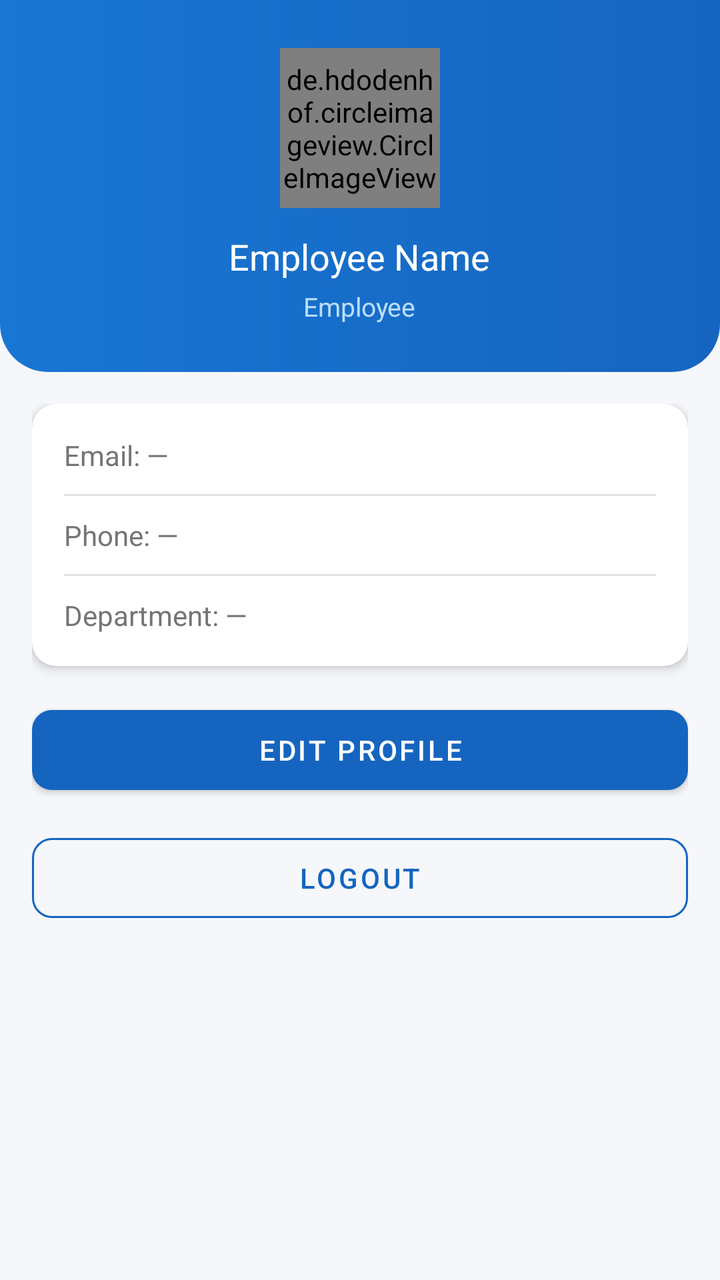
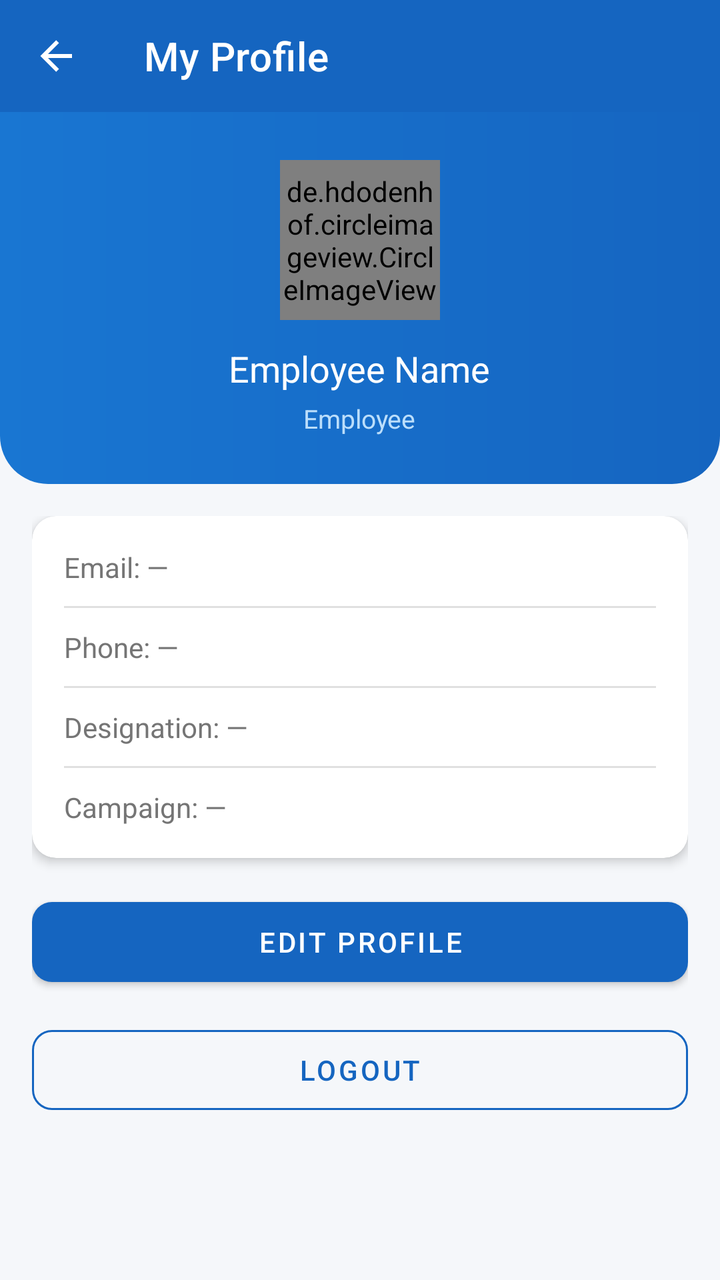

The first picture is an Android layout as it rendered before a commit; the second is the same layout after the commit. The layout source and the unified diff follow.
<!-- AndroidManifest.xml: application theme Theme.WorkVerse -->
<!-- res/layout/activity_employee_profile.xml -->
<?xml version="1.0" encoding="utf-8"?>
<LinearLayout xmlns:android="http://schemas.android.com/apk/res/android"
    xmlns:app="http://schemas.android.com/apk/res-auto"
    android:layout_width="match_parent" android:layout_height="match_parent"
    android:orientation="vertical" android:background="@color/background">
    <LinearLayout android:layout_width="match_parent" android:layout_height="wrap_content"
        android:background="@drawable/gradient_header" android:orientation="vertical"
        android:padding="24dp" android:gravity="center">
        <de.hdodenhof.circleimageview.CircleImageView android:id="@+id/ivProfile"
            android:layout_width="80dp" android:layout_height="80dp"
            android:src="@drawable/ic_person" app:civ_border_color="#FFFFFF"
            app:civ_border_width="3dp" android:layout_marginBottom="12dp"/>
        <TextView android:id="@+id/tvName" android:layout_width="wrap_content"
            android:layout_height="wrap_content" android:text="Employee Name"
            android:textColor="#FFFFFF" android:textSize="18sp" android:fontFamily="sans-serif-bold"/>
        <TextView android:id="@+id/tvRole" android:layout_width="wrap_content"
            android:layout_height="wrap_content" android:text="Employee"
            android:textColor="#BBDEFB" android:textSize="13sp" android:layout_marginTop="4dp"/>
    </LinearLayout>
    <ScrollView android:layout_width="match_parent" android:layout_height="0dp" android:layout_weight="1">
        <LinearLayout android:layout_width="match_parent" android:layout_height="wrap_content"
            android:orientation="vertical" android:padding="16dp">
            <androidx.cardview.widget.CardView android:layout_width="match_parent" android:layout_height="wrap_content"
                app:cardCornerRadius="12dp" app:cardElevation="3dp" android:layout_marginBottom="16dp">
                <LinearLayout android:layout_width="match_parent" android:layout_height="wrap_content"
                    android:orientation="vertical" android:padding="16dp">
                    <TextView android:id="@+id/tvEmail" android:layout_width="match_parent"
                        android:layout_height="wrap_content" android:text="Email: —"
                        android:textSize="14sp" android:textColor="@color/text_secondary" android:layout_marginBottom="10dp"/>
                    <View android:layout_width="match_parent" android:layout_height="1dp" android:background="@color/divider" android:layout_marginBottom="10dp"/>
                    <TextView android:id="@+id/tvPhone" android:layout_width="match_parent"
                        android:layout_height="wrap_content" android:text="Phone: —"
                        android:textSize="14sp" android:textColor="@color/text_secondary" android:layout_marginBottom="10dp"/>
                    <View android:layout_width="match_parent" android:layout_height="1dp" android:background="@color/divider" android:layout_marginBottom="10dp"/>
                    <TextView android:id="@+id/tvDepartment" android:layout_width="match_parent"
                        android:layout_height="wrap_content" android:text="Department: —"
                        android:textSize="14sp" android:textColor="@color/text_secondary"/>
                </LinearLayout>
            </androidx.cardview.widget.CardView>
            <Button android:id="@+id/btnEditProfile" android:layout_width="match_parent"
                android:layout_height="52dp" android:text="Edit Profile" style="@style/WorkVerse.Button.Primary" android:layout_marginBottom="12dp"/>
            <Button android:id="@+id/btnLogout" android:layout_width="match_parent"
                android:layout_height="52dp" android:text="Logout" style="@style/WorkVerse.Button.Outline"/>
        </LinearLayout>
    </ScrollView>
</LinearLayout>
<!-- resources referenced by this layout -->
<resources>
  <color name="background">#F5F7FA</color>
  <color name="divider">#E0E0E0</color>
  <color name="text_secondary">#757575</color>
  <!-- drawable gradient_header (drawable) -->
  <?xml version="1.0" encoding="utf-8"?>
  <shape xmlns:android="http://schemas.android.com/apk/res/android">
      <gradient android:startColor="#1565C0" android:endColor="#1976D2" android:angle="180"/>
      <corners android:bottomLeftRadius="24dp" android:bottomRightRadius="24dp"/>
  </shape>
  <!-- drawable ic_person (drawable) -->
  <?xml version="1.0" encoding="utf-8"?>
  <vector xmlns:android="http://schemas.android.com/apk/res/android" android:width="24dp" android:height="24dp" android:viewportWidth="24" android:viewportHeight="24">
      <path android:fillColor="#BDBDBD" android:pathData="M12,12A4,4 0 0,0 16,8A4,4 0 0,0 12,4A4,4 0 0,0 8,8A4,4 0 0,0 12,12M12,14C9.33,14 4,15.33 4,18V20H20V18C20,15.33 14.67,14 12,14Z"/>
  </vector>
  <style name="WorkVerse.Button.Outline" parent="Widget.MaterialComponents.Button.OutlinedButton">
          <item name="strokeColor">@color/primary</item>
          <item name="android:textColor">@color/primary</item>
          <item name="cornerRadius">10dp</item>
      </style>
  <style name="WorkVerse.Button.Primary" parent="Widget.MaterialComponents.Button">
          <item name="backgroundTint">@color/primary</item>
          <item name="android:textColor">@color/white</item>
          <item name="cornerRadius">10dp</item>
      </style>
  <style name="Theme.WorkVerse" parent="Theme.MaterialComponents.Light.NoActionBar">
          <item name="colorPrimary">@color/primary</item>
          <item name="colorPrimaryVariant">@color/primary_dark</item>
          <item name="colorOnPrimary">@color/white</item>
          <item name="colorSecondary">@color/accent</item>
          <item name="android:colorBackground">@color/background</item>
          <item name="android:statusBarColor">@color/primary_dark</item>
      </style>
  <color name="primary">#1565C0</color>
  <color name="white">#FFFFFF</color>
  <color name="primary_dark">#0D47A1</color>
  <color name="accent">#FF8F00</color>
</resources>

<!-- the commit's change to res/layout/activity_employee_profile.xml (unified diff, before → after) -->
@@ -3,6 +3,16 @@
     xmlns:app="http://schemas.android.com/apk/res-auto"
     android:layout_width="match_parent" android:layout_height="match_parent"
     android:orientation="vertical" android:background="@color/background">
+
+    <androidx.appcompat.widget.Toolbar
+        android:id="@+id/toolbar"
+        android:layout_width="match_parent"
+        android:layout_height="?attr/actionBarSize"
+        android:background="@color/primary"
+        app:titleTextColor="@color/white"
+        app:title="My Profile"
+        app:navigationIcon="@drawable/ic_back"/>
+
     <LinearLayout android:layout_width="match_parent" android:layout_height="wrap_content"
         android:background="@drawable/gradient_header" android:orientation="vertical"
         android:padding="24dp" android:gravity="center">
@@ -32,8 +42,12 @@
                         android:layout_height="wrap_content" android:text="Phone: —"
                         android:textSize="14sp" android:textColor="@color/text_secondary" android:layout_marginBottom="10dp"/>
                     <View android:layout_width="match_parent" android:layout_height="1dp" android:background="@color/divider" android:layout_marginBottom="10dp"/>
-                    <TextView android:id="@+id/tvDepartment" android:layout_width="match_parent"
-                        android:layout_height="wrap_content" android:text="Department: —"
+                    <TextView android:id="@+id/tvDesignation" android:layout_width="match_parent"
+                        android:layout_height="wrap_content" android:text="Designation: —"
+                        android:textSize="14sp" android:textColor="@color/text_secondary" android:layout_marginBottom="10dp"/>
+                    <View android:layout_width="match_parent" android:layout_height="1dp" android:background="@color/divider" android:layout_marginBottom="10dp"/>
+                    <TextView android:id="@+id/tvCampaign" android:layout_width="match_parent"
+                        android:layout_height="wrap_content" android:text="Campaign: —"
                         android:textSize="14sp" android:textColor="@color/text_secondary"/>
                 </LinearLayout>
             </androidx.cardview.widget.CardView>
<!-- resource entries referenced after the edit -->
@@ -9,6 +9,11 @@
       <gradient android:startColor="#1565C0" android:endColor="#1976D2" android:angle="180"/>
       <corners android:bottomLeftRadius="24dp" android:bottomRightRadius="24dp"/>
   </shape>
+  <!-- drawable ic_back (drawable) -->
+  <?xml version="1.0" encoding="utf-8"?>
+  <vector xmlns:android="http://schemas.android.com/apk/res/android" android:width="24dp" android:height="24dp" android:viewportWidth="24" android:viewportHeight="24">
+      <path android:fillColor="#FFFFFF" android:pathData="M20,11V13H8L13.5,18.5L12.08,19.92L4.16,12L12.08,4.08L13.5,5.5L8,11H20Z"/>
+  </vector>
   <!-- drawable ic_person (drawable) -->
   <?xml version="1.0" encoding="utf-8"?>
   <vector xmlns:android="http://schemas.android.com/apk/res/android" android:width="24dp" android:height="24dp" android:viewportWidth="24" android:viewportHeight="24">
